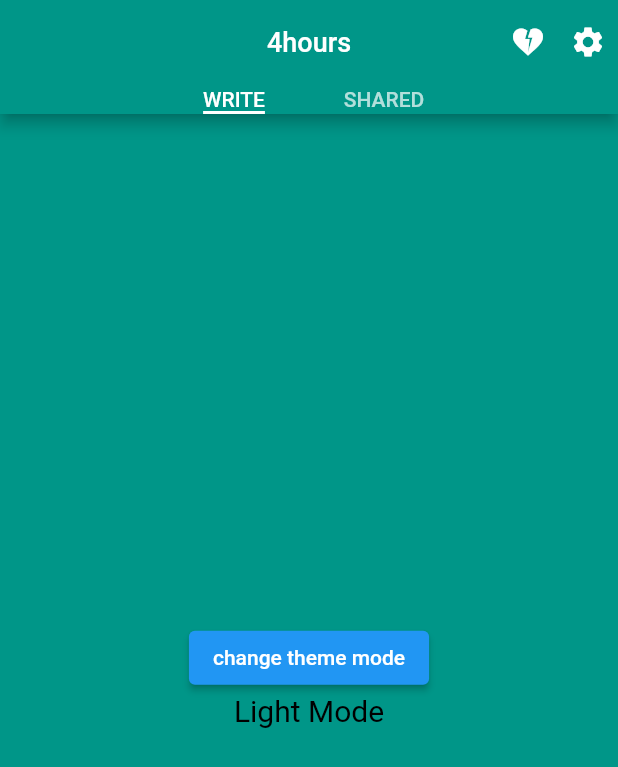
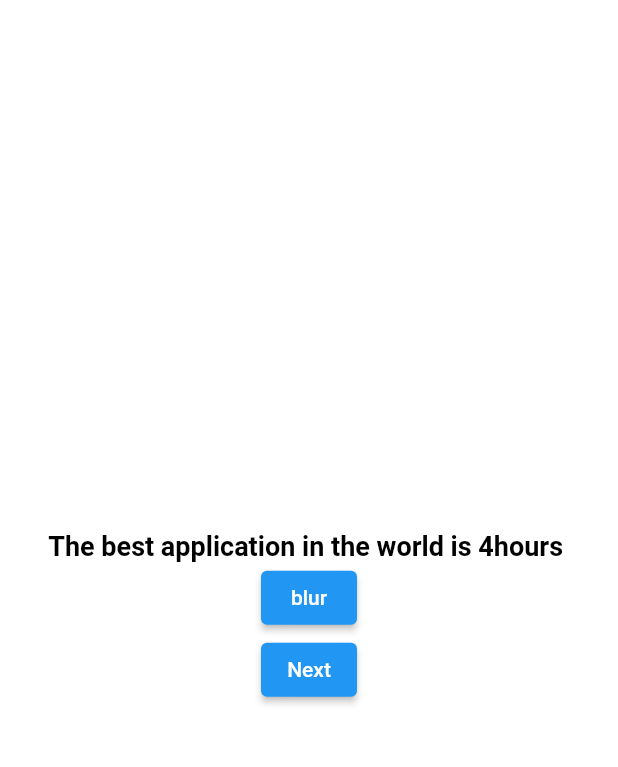
Before and after one commit to Billionaire-Project/four_hours_client, a Flutter app: the screen it shows after launch, on a phone screen of 412 x 824 dp. Shown: the top 767 px of the screen. Run offline on Flutter 3.47's test engine with Material 2 defaults, Android fonts, the phone set to English and light mode, and no system bars; our stand-ins replace firebase_core, flutter_riverpod, go_router, shared_preferences; accounts and stored records are empty.

Commit message:
[Add] Add text tests

```diff
--- a/lib/routes/app_router.dart
+++ b/lib/routes/app_router.dart
@@ -1,7 +1,7 @@
 import 'package:flutter/material.dart';
 import 'package:flutter_riverpod/flutter_riverpod.dart';
 import 'package:four_hours_client/routes/app_router_notifier.dart';
-import 'package:four_hours_client/views/write_screen.dart/write_page.dart';
+import 'package:four_hours_client/views/text_blur_test_page.dart';
 import 'package:go_router/go_router.dart';
 
 final _appNavigatorKey =
@@ -13,5 +13,5 @@ final appRouterProvider = Provider.autoDispose<GoRouter>((ref) {
       navigatorKey: _appNavigatorKey,
       routes: appRouterNotifier.routes,
       debugLogDiagnostics: true,
-      initialLocation: WritePage.path);
+      initialLocation: TextBlurTestPage.path);
 });
--- /dev/null
+++ b/lib/utils/divide_sentence_by_words.dart
@@ -0,0 +1,40 @@
+List<String> divideSentenceByWords(
+    {required String sentence, required List<String> targetWords}) {
+  List<String> sentenceWords = sentence.split(" ");
+
+  List<int> excludedWordIndices = [];
+  for (int i = 0; i < sentenceWords.length; i++) {
+    if (targetWords.contains(sentenceWords[i])) {
+      excludedWordIndices.add(i);
+    }
+  }
+
+  List<List<String>> dividedWords = [];
+  int startIndex = 0;
+  for (int index in excludedWordIndices) {
+    List<String> subWords = sentenceWords.sublist(startIndex, index);
+    if (subWords.isNotEmpty) {
+      dividedWords.add(subWords);
+    }
+    dividedWords.add([sentenceWords[index]]);
+    startIndex = index + 1;
+  }
+
+  List<String> lastWords = sentenceWords.sublist(startIndex);
+  if (lastWords.isNotEmpty) {
+    dividedWords.add(lastWords);
+  }
+
+  List<String> dividedAndJoinWords = [];
+  for (int index = 0; index < dividedWords.length; index++) {
+    List<String> words = dividedWords[index];
+
+    if (words.length == 1) {
+      dividedAndJoinWords = [...dividedAndJoinWords, '${words[0]} '];
+    } else {
+      dividedAndJoinWords = [...dividedAndJoinWords, '${words.join(' ')} '];
+    }
+  }
+
+  return dividedAndJoinWords;
+}
--- /dev/null
+++ b/lib/views/text_blur_test_page.dart
@@ -0,0 +1,66 @@
+import 'package:flutter/material.dart';
+import 'package:four_hours_client/utils/divide_sentence_by_words.dart';
+import 'package:four_hours_client/utils/extensions.dart';
+import 'package:go_router/go_router.dart';
+
+class TextBlurTestPage extends StatefulWidget {
+  const TextBlurTestPage({Key? key}) : super(key: key);
+  static const String path = '/blur';
+
+  @override
+  State<TextBlurTestPage> createState() => _TextBlurTestPageState();
+}
+
+const String testSentence = 'The best application in the world is 4hours';
+const String testWord1 = 'application';
+const String testWord2 = 'world';
+const String testWord3 = '4hours';
+List<String> targetWordsFromApi = [testWord1, testWord2, testWord3];
+List<String> targetWords = [];
+
+class _TextBlurTestPageState extends State<TextBlurTestPage> {
+  @override
+  Widget build(BuildContext context) {
+    final dividedWords = divideSentenceByWords(
+        sentence: testSentence, targetWords: targetWordsFromApi);
+
+//! 블러처리
+    return Column(
+      mainAxisAlignment: MainAxisAlignment.center,
+      children: [
+        Center(
+          child: RichText(
+            text: TextSpan(
+                children: dividedWords.map((words) {
+              return TextSpan(
+                text: words,
+                style: TextStyle(
+                  fontSize: 18,
+                  fontWeight: FontWeight.bold,
+                  backgroundColor: Colors.white,
+                  foreground: Paint()
+                    ..maskFilter = MaskFilter.blur(BlurStyle.normal,
+                        words.containsString(targetWords) ? 5.0 : 0),
+                ),
+              );
+            }).toList()),
+          ),
+        ),
+        ElevatedButton(
+            onPressed: () {
+              setState(() {
+                if (targetWords.isEmpty) {
+                  targetWords = targetWordsFromApi;
+                } else {
+                  targetWords = [];
+                }
+              });
+            },
+            child: const Text('blur')),
+        ElevatedButton(
+            onPressed: () => context.go('/rectangle'),
+            child: const Text('Next'))
+      ],
+    );
+  }
+}
```
Also changed, not shown: lib/routes/app_router_notifier.dart (+10 -0 lines), lib/utils/extensions.dart (added, +10 -0 lines), lib/views/text_rectangle_test_page.dart (added, +67 -0 lines).
